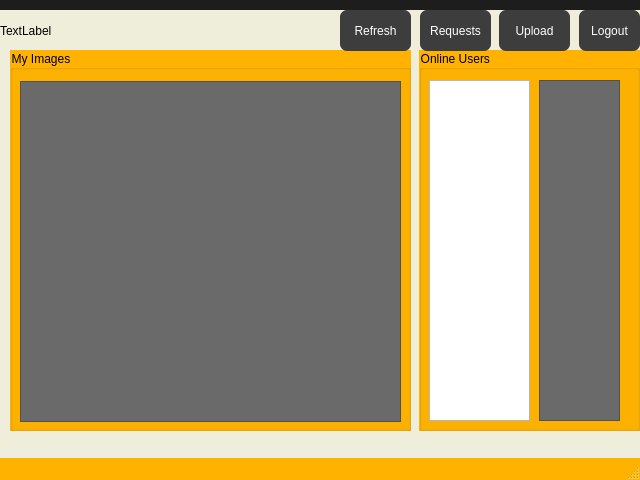
Old version of the form src/userwindow.ui in the repository Dokany/Steganogram.
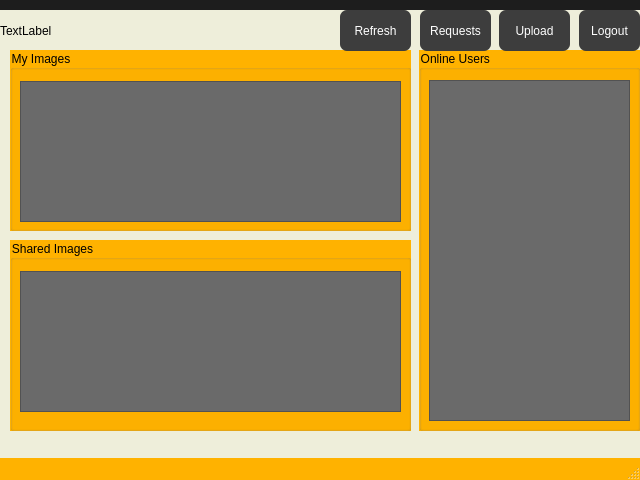
New version of the form.

```diff
--- a/src/userwindow.ui
+++ b/src/userwindow.ui
@@ -160,22 +160,12 @@
     <property name="title">
      <string>Online Users </string>
     </property>
-    <widget class="QListView" name="usersList">
-     <property name="geometry">
-      <rect>
-       <x>10</x>
-       <y>30</y>
-       <width>101</width>
-       <height>341</height>
-      </rect>
-     </property>
-    </widget>
     <widget class="QListWidget" name="usersWidget">
      <property name="geometry">
       <rect>
-       <x>120</x>
+       <x>10</x>
        <y>30</y>
-       <width>81</width>
+       <width>201</width>
        <height>341</height>
       </rect>
      </property>
@@ -226,7 +216,7 @@
       <x>10</x>
       <y>40</y>
       <width>401</width>
-      <height>381</height>
+      <height>181</height>
      </rect>
     </property>
     <property name="title">
@@ -238,7 +228,7 @@
        <x>10</x>
        <y>31</y>
        <width>381</width>
-       <height>341</height>
+       <height>141</height>
       </rect>
      </property>
     </widget>
@@ -256,6 +246,29 @@
      <string>Refresh</string>
     </property>
    </widget>
+   <widget class="QGroupBox" name="sharedList">
+    <property name="geometry">
+     <rect>
+      <x>10</x>
+      <y>230</y>
+      <width>401</width>
+      <height>191</height>
+     </rect>
+    </property>
+    <property name="title">
+     <string>Shared Images</string>
+    </property>
+    <widget class="QListWidget" name="sharedWidget">
+     <property name="geometry">
+      <rect>
+       <x>10</x>
+       <y>31</y>
+       <width>381</width>
+       <height>141</height>
+      </rect>
+     </property>
+    </widget>
+   </widget>
   </widget>
   <widget class="QMenuBar" name="menubar">
    <property name="geometry">
```
